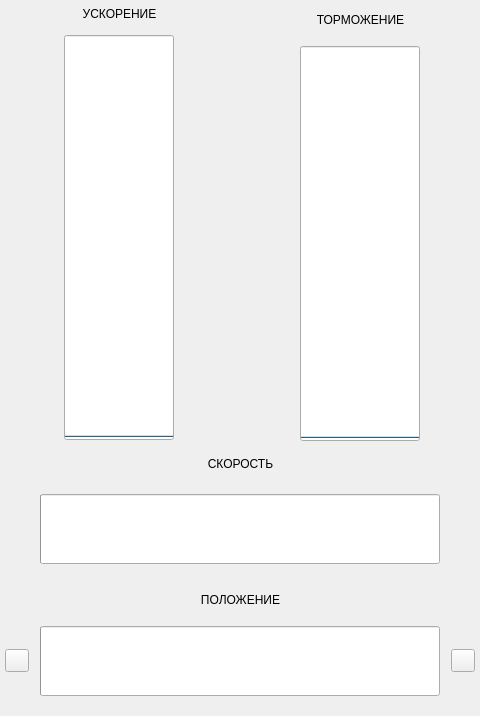
This is host/source/ui/workwidget.ui in genzorr/Cam-road as Qt 5 draws it before an edit. The edited form follows.
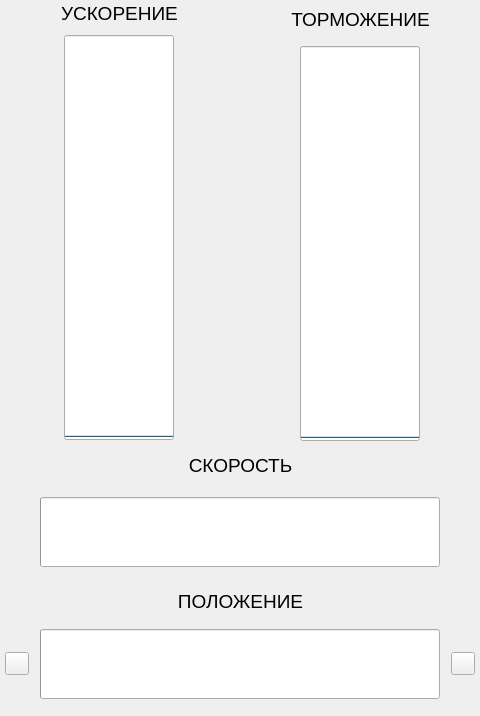
This is the edited form.

```diff
--- a/host/source/ui/workwidget.ui
+++ b/host/source/ui/workwidget.ui
@@ -38,7 +38,7 @@
        </size>
       </property>
       <property name="text">
-       <string>УСКОРЕНИЕ</string>
+       <string>&lt;html&gt;&lt;head/&gt;&lt;body&gt;&lt;p&gt;&lt;span style=&quot; font-size:14pt;&quot;&gt;УСКОРЕНИЕ&lt;/span&gt;&lt;/p&gt;&lt;/body&gt;&lt;/html&gt;</string>
       </property>
       <property name="alignment">
        <set>Qt::AlignCenter</set>
@@ -94,7 +94,7 @@
        </size>
       </property>
       <property name="text">
-       <string>ТОРМОЖЕНИЕ</string>
+       <string>&lt;html&gt;&lt;head/&gt;&lt;body&gt;&lt;p&gt;&lt;span style=&quot; font-size:14pt;&quot;&gt;ТОРМОЖЕНИЕ&lt;/span&gt;&lt;/p&gt;&lt;/body&gt;&lt;/html&gt;</string>
       </property>
       <property name="alignment">
        <set>Qt::AlignCenter</set>
@@ -147,7 +147,7 @@
        </sizepolicy>
       </property>
       <property name="text">
-       <string>СКОРОСТЬ</string>
+       <string>&lt;html&gt;&lt;head/&gt;&lt;body&gt;&lt;p&gt;&lt;span style=&quot; font-size:14pt;&quot;&gt;СКОРОСТЬ&lt;/span&gt;&lt;/p&gt;&lt;/body&gt;&lt;/html&gt;</string>
       </property>
       <property name="alignment">
        <set>Qt::AlignCenter</set>
@@ -197,7 +197,7 @@
        </sizepolicy>
       </property>
       <property name="text">
-       <string>ПОЛОЖЕНИЕ</string>
+       <string>&lt;html&gt;&lt;head/&gt;&lt;body&gt;&lt;p&gt;&lt;span style=&quot; font-size:14pt;&quot;&gt;ПОЛОЖЕНИЕ&lt;/span&gt;&lt;/p&gt;&lt;/body&gt;&lt;/html&gt;</string>
       </property>
       <property name="alignment">
        <set>Qt::AlignCenter</set>
```
